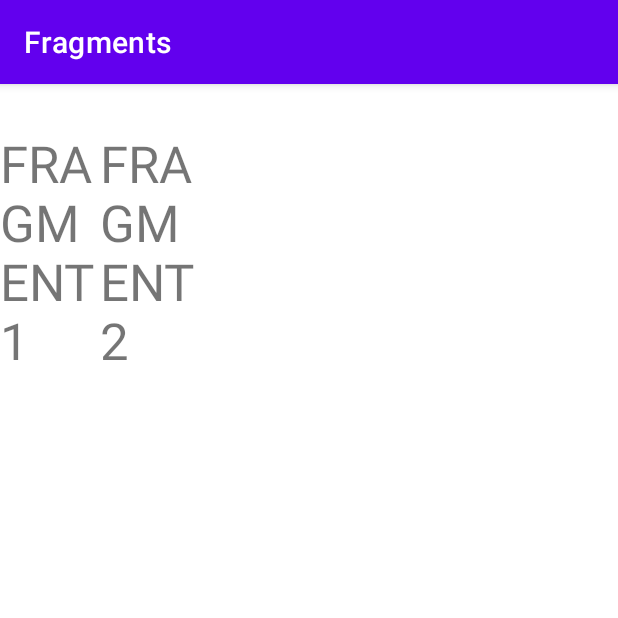
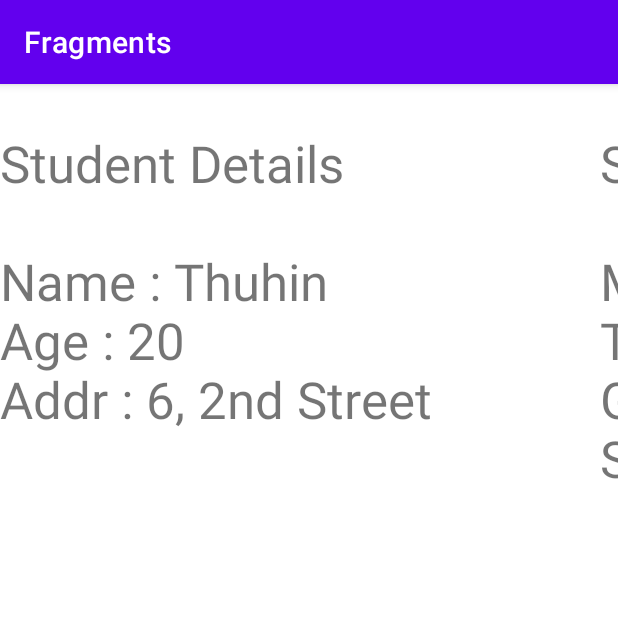
Before and after one commit to thuhin-khanna/MAD-LAB, an Android app: the screen it shows after launch (MainActivity), on a phone screen of 412 x 824 dp, the top half of it. Run offline under Robolectric (Android 15) with nearby library versions, the phone set to English and light mode, and no system bars.

Commit message:
Fragments Completed

```diff
--- a/Fragments/app/src/main/res/layout/activity_main.xml
+++ b/Fragments/app/src/main/res/layout/activity_main.xml
@@ -15,14 +15,14 @@
     <fragment
         android:id="@+id/fragment1"
         android:name="com.example.fragments.fragment1"
-        android:layout_width="100px"
+        android:layout_width="600px"
         android:layout_height="match_parent"
         />
 
     <fragment
         android:id="@+id/fragment2"
         android:name="com.example.fragments.fragment2"
-        android:layout_width="100px"
+        android:layout_width="550px"
         android:layout_height="match_parent"
         />
 
--- a/Fragments/app/src/main/res/layout/fragment_fragment1.xml
+++ b/Fragments/app/src/main/res/layout/fragment_fragment1.xml
@@ -9,7 +9,7 @@
     <TextView
         android:layout_width="match_parent"
         android:layout_height="match_parent"
-        android:text="FRAGMENT1"
+        android:text="Student Details\n\nName : Thuhin\nAge : 20\nAddr : 6, 2nd Street"
         android:textSize="34sp" />
 
 </FrameLayout>
--- a/Fragments/app/src/main/res/layout/fragment_fragment2.xml
+++ b/Fragments/app/src/main/res/layout/fragment_fragment2.xml
@@ -9,7 +9,7 @@
     <TextView
         android:layout_width="match_parent"
         android:layout_height="match_parent"
-        android:text="FRAGMENT2"
+        android:text="Student Marks\n\nMarks : 85, 75, 55\nTotal : 215\nGrade : A+\nStatus : PASS"
         android:textSize="34sp" />
 
 </FrameLayout>
```
